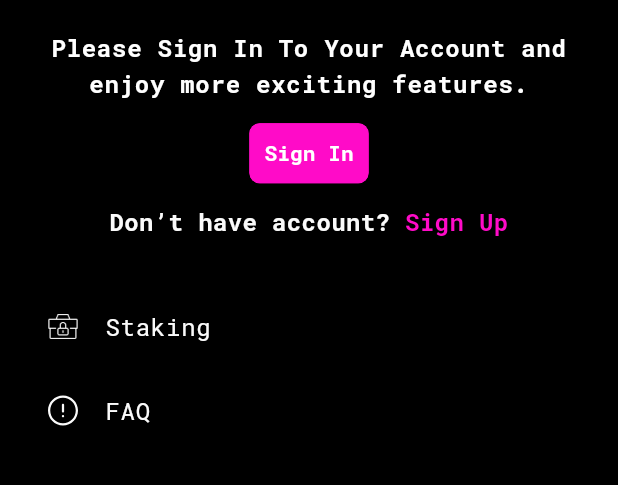
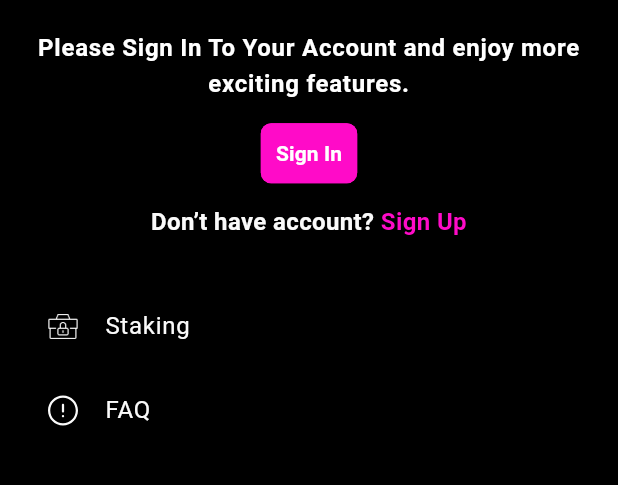
Before and after one commit to hammadkhandev/crypto_exchange, a Flutter app: the RootScreen screen opened directly, with the side drawer open, on a phone screen of 412 x 824 dp, the part 290-775 px from its top. Run offline on Flutter 3.47's test engine with Material 3 defaults, Android fonts, the phone set to English and light mode, and no system bars; drawn by our look-alikes of animated_bottom_navigation_bar, auto_size_text; our stand-ins replace cached_network_image, carousel_slider, connectivity_plus, country_picker, easy_refresh, flutter_dotenv and 18 more; missing offline and left inert: candlesticks, crisp, fk_user_agent, flutter_stripe, http_auth, persona_flutter and 2 more; accounts and stored records are empty; network calls fail; project files that could hold a hidden picture were left out.

Commit message:
change font

```diff
--- a/lib/utils/theme.dart
+++ b/lib/utils/theme.dart
@@ -51,15 +51,15 @@ class Themes {
   );
 
   static final darkTextTheme = TextTheme(
-    titleSmall: GoogleFonts.robotoMono(fontWeight: FontWeight.bold, color: cWhite, fontSize: Dimens.titleFontSizeSmall),
-    labelSmall: GoogleFonts.robotoMono(fontWeight: FontWeight.normal, color: cSonicSilver, fontSize: Dimens.regularFontSizeSmall),
-    bodyLarge: GoogleFonts.robotoMono(fontWeight: FontWeight.bold, color: cWhite, fontSize: Dimens.titleFontSizeSmall),
+    titleSmall: GoogleFonts.roboto(fontWeight: FontWeight.bold, color: cWhite, fontSize: Dimens.titleFontSizeSmall),
+    labelSmall: GoogleFonts.roboto(fontWeight: FontWeight.normal, color: cSonicSilver, fontSize: Dimens.regularFontSizeSmall),
+    bodyLarge: GoogleFonts.roboto(fontWeight: FontWeight.bold, color: cWhite, fontSize: Dimens.titleFontSizeSmall),
     //for button
-    labelLarge: GoogleFonts.robotoMono(fontWeight: FontWeight.bold, color: cWhite, fontSize: Dimens.buttonFontSize),
+    labelLarge: GoogleFonts.roboto(fontWeight: FontWeight.bold, color: cWhite, fontSize: Dimens.buttonFontSize),
     //For TextField
-    bodyMedium: GoogleFonts.robotoMono(fontWeight: FontWeight.normal, color: cWhite, fontSize: Dimens.regularFontSizeMid),
+    bodyMedium: GoogleFonts.roboto(fontWeight: FontWeight.normal, color: cWhite, fontSize: Dimens.regularFontSizeMid),
     //For Support currency symbol
-    bodySmall: GoogleFonts.robotoMono(fontWeight: FontWeight.normal, color: cSonicSilver, fontSize: Dimens.regularFontSizeSmall),
+    bodySmall: GoogleFonts.roboto(fontWeight: FontWeight.normal, color: cSonicSilver, fontSize: Dimens.regularFontSizeSmall),
   );
 }
 
```
Also changed, not shown: 1 other file.
